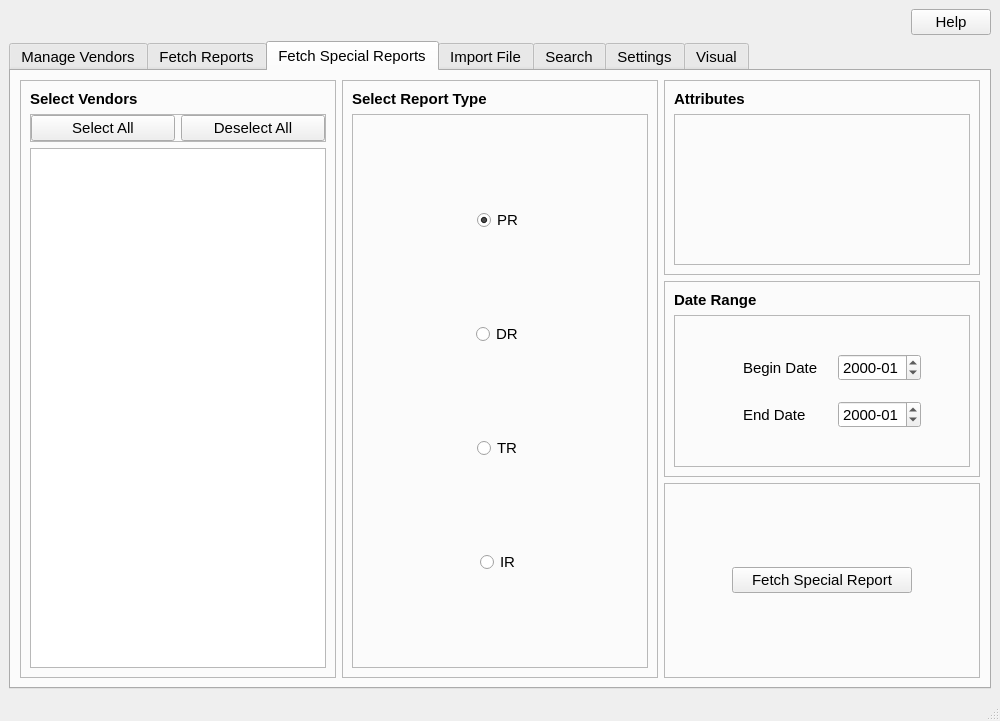
Above: ui/MainWindow.ui from CS-4820-Library-Project/COUNTER-5-Report-Tool-2020-5.0 before the change. Below: the same form after it.
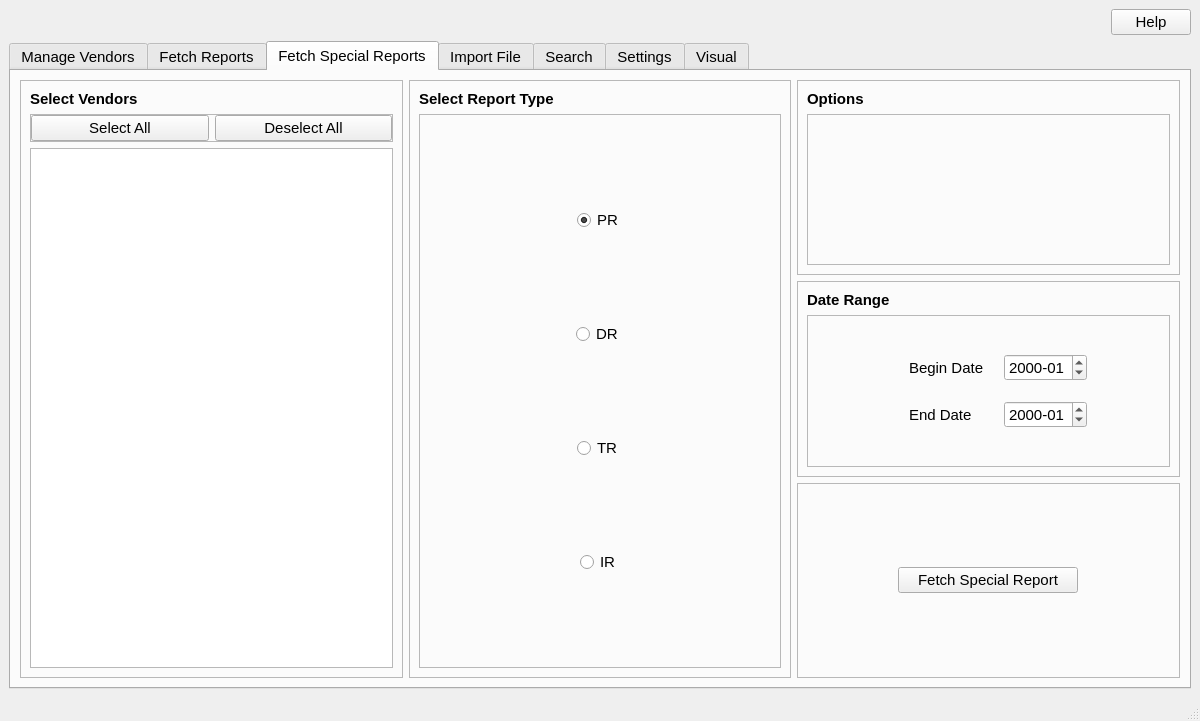
That is the form after the change. The open tabs and pages were chosen to show the change.

Commit message: Improved FetchSpecialReports Added ability to fetch using report filters Added option to exclude monthly details

Diff of the .ui file:
```diff
--- a/ui/MainWindow.ui
+++ b/ui/MainWindow.ui
@@ -6,13 +6,13 @@
    <rect>
     <x>0</x>
     <y>0</y>
-    <width>1000</width>
+    <width>1200</width>
     <height>721</height>
    </rect>
   </property>
   <property name="minimumSize">
    <size>
-    <width>1000</width>
+    <width>1200</width>
     <height>640</height>
    </size>
   </property>
@@ -1150,7 +1150,7 @@
                  </font>
                 </property>
                 <property name="text">
-                 <string>Attributes</string>
+                 <string>Options</string>
                 </property>
                </widget>
               </item>
@@ -1171,7 +1171,7 @@
                 <property name="frameShape">
                  <enum>QFrame::StyledPanel</enum>
                 </property>
-                <layout class="QVBoxLayout" name="verticalLayout_18"/>
+                <layout class="QGridLayout" name="gridLayout_6"/>
                </widget>
               </item>
              </layout>
```
Left out of the diff: 8 changed lines with no effect on the pictures. The commit also changes 2 other files.
